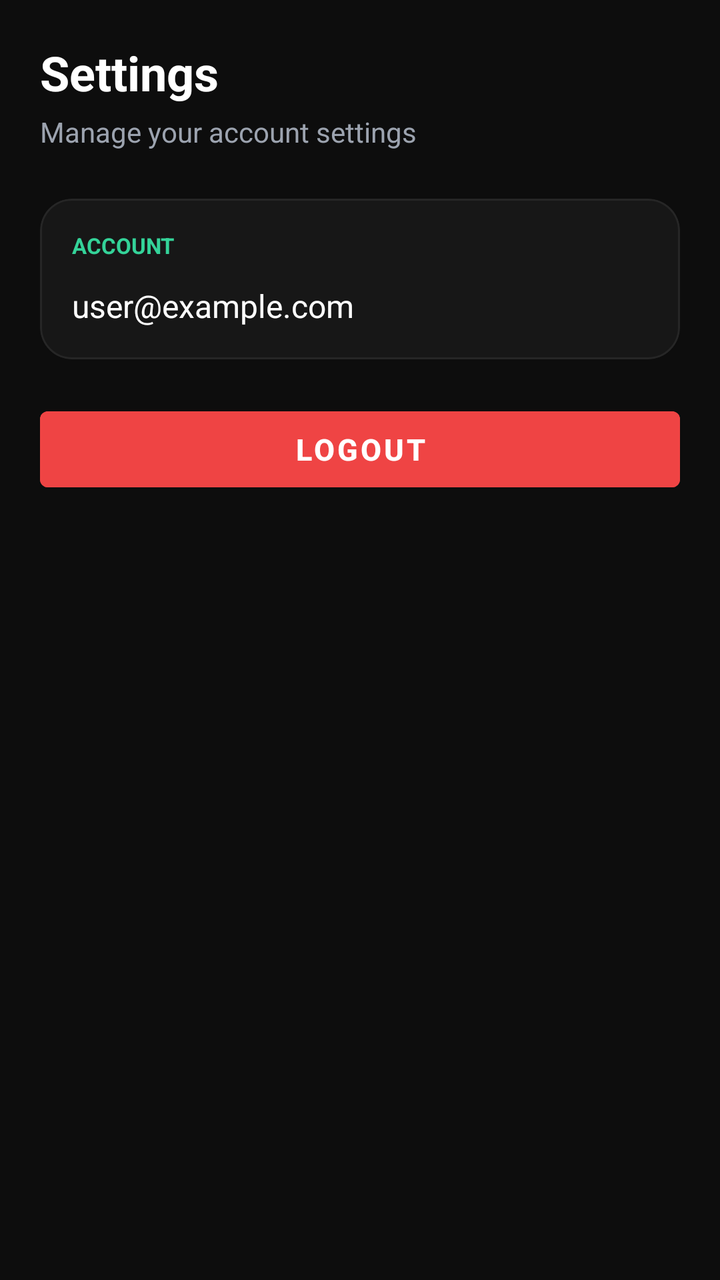
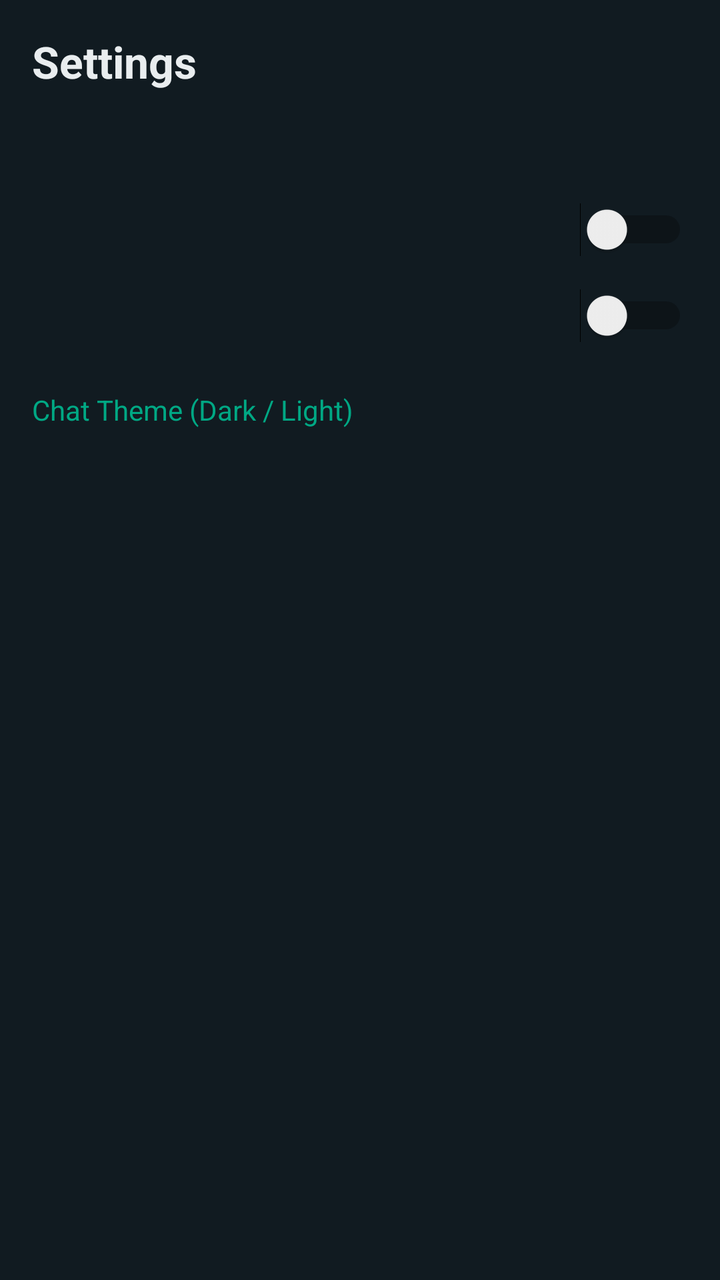

Two renders of the same Android screen: before a commit and after it. Below are the layout's source before the change and the commit's diff.
<!-- AndroidManifest.xml: application theme Theme.RazorpaySoundbox -->
<!-- res/layout/fragment_settings.xml -->
<?xml version="1.0" encoding="utf-8"?>
<ScrollView xmlns:android="http://schemas.android.com/apk/res/android"
    xmlns:app="http://schemas.android.com/apk/res-auto"
    android:layout_width="match_parent"
    android:layout_height="match_parent"
    android:background="#0D0D0D"
    android:fillViewport="true">

    <LinearLayout
        android:layout_width="match_parent"
        android:layout_height="wrap_content"
        android:orientation="vertical"
        android:padding="20dp">

        <TextView
            android:layout_width="wrap_content"
            android:layout_height="wrap_content"
            android:text="Settings"
            android:textColor="@android:color/white"
            android:textSize="24sp"
            android:textStyle="bold" />

        <TextView
            android:layout_width="wrap_content"
            android:layout_height="wrap_content"
            android:layout_marginTop="4dp"
            android:layout_marginBottom="24dp"
            android:text="Manage your account settings"
            android:textColor="#9CA3AF"
            android:textSize="14sp" />

        
        <com.google.android.material.card.MaterialCardView
            android:layout_width="match_parent"
            android:layout_height="wrap_content"
            android:layout_marginBottom="20dp"
            app:cardBackgroundColor="#171717"
            app:cardCornerRadius="16dp"
            app:cardElevation="0dp"
            app:strokeColor="#262626"
            app:strokeWidth="1dp">

            <LinearLayout
                android:layout_width="match_parent"
                android:layout_height="wrap_content"
                android:orientation="vertical"
                android:padding="16dp">

                <TextView
                    android:layout_width="wrap_content"
                    android:layout_height="wrap_content"
                    android:text="ACCOUNT"
                    android:textColor="#34D399"
                    android:textSize="11sp"
                    android:textStyle="bold" />

                <TextView
                    android:id="@+id/tvUserEmail"
                    android:layout_width="match_parent"
                    android:layout_height="wrap_content"
                    android:layout_marginTop="12dp"
                    android:text="user@example.com"
                    android:textColor="@android:color/white"
                    android:textSize="16sp" />

            </LinearLayout>
        </com.google.android.material.card.MaterialCardView>

        
        <Button
            android:id="@+id/btnLogout"
            android:layout_width="match_parent"
            android:layout_height="50dp"
            android:backgroundTint="#EF4444"
            android:text="Logout"
            android:textColor="@android:color/white"
            android:textSize="15sp"
            android:textStyle="bold" />

    </LinearLayout>
</ScrollView>
<!-- resources referenced by this layout -->
<resources>
  <style name="Theme.RazorpaySoundbox" parent="Theme.MaterialComponents.DayNight.DarkActionBar">
          <item name="colorPrimary">@color/primary_accent</item>
          <item name="colorSecondary">@color/accent_blue</item>
          <item name="android:windowBackground">@color/bg_dark</item>
      </style>
  <color name="primary_accent">#059669</color>
  <color name="accent_blue">#2563EB</color>
  <color name="bg_dark">#F8FAFC</color>
</resources>

<!-- the commit's change to res/layout/fragment_settings.xml (unified diff, before → after) -->
@@ -1,81 +1,68 @@
-<?xml version="1.0" encoding="utf-8"?>
 <ScrollView xmlns:android="http://schemas.android.com/apk/res/android"
-    xmlns:app="http://schemas.android.com/apk/res-auto"
     android:layout_width="match_parent"
     android:layout_height="match_parent"
-    android:background="#0D0D0D"
-    android:fillViewport="true">
+    android:background="#111B21"
+    android:padding="16dp">
 
     <LinearLayout
         android:layout_width="match_parent"
         android:layout_height="wrap_content"
-        android:orientation="vertical"
-        android:padding="20dp">
+        android:orientation="vertical">
 
         <TextView
             android:layout_width="wrap_content"
             android:layout_height="wrap_content"
             android:text="Settings"
-            android:textColor="@android:color/white"
-            android:textSize="24sp"
+            android:textColor="#E9EDEF"
+            android:textSize="22sp"
             android:textStyle="bold" />
 
+        
+        <LinearLayout
+            android:layout_width="match_parent"
+            android:layout_height="wrap_content"
+            android:layout_marginTop="24dp"
+            android:orientation="vertical">
+            <TextView android:text="Profile Photo" android:textColor="#00A884" android:textSize="14sp"/>
+            <TextView android:text="Everyone can see your profile photo" android:textColor="#8696A0" android:textSize="12sp"/>
+        </LinearLayout>
+
+        
+        <LinearLayout
+            android:layout_width="match_parent"
+            android:layout_height="wrap_content"
+            android:layout_marginTop="16dp"
+            android:orientation="vertical">
+            <TextView android:text="Last Seen &amp; Online" android:textColor="#00A884" android:textSize="14sp"/>
+            <TextView android:text="Who can see my last seen: Everyone / Nobody" android:textColor="#8696A0" android:textSize="12sp"/>
+        </LinearLayout>
+
+        
+        <Switch
+            android:id="@+id/switchReadReceipts"
+            android:layout_width="match_parent"
+            android:layout_height="wrap_content"
+            android:layout_marginTop="16dp"
+            text="Read Receipts (Blue Ticks)"
+            android:textColor="#E9EDEF" />
+
+        
+        <Switch
+            android:id="@+id/switchTyping"
+            android:layout_width="match_parent"
+            android:layout_height="wrap_content"
+            android:layout_marginTop="16dp"
+            text="Show Typing Indicator"
+            android:textColor="#E9EDEF" />
+
+        
         <TextView
             android:layout_width="wrap_content"
             android:layout_height="wrap_content"
-            android:layout_marginTop="4dp"
-            android:layout_marginBottom="24dp"
-            android:text="Manage your account settings"
-            android:textColor="#9CA3AF"
+            android:layout_marginTop="24dp"
+            android:text="Chat Theme (Dark / Light)"
+            android:textColor="#00A884"
             android:textSize="14sp" />
-
-        
-        <com.google.android.material.card.MaterialCardView
-            android:layout_width="match_parent"
-            android:layout_height="wrap_content"
-            android:layout_marginBottom="20dp"
-            app:cardBackgroundColor="#171717"
-            app:cardCornerRadius="16dp"
-            app:cardElevation="0dp"
-            app:strokeColor="#262626"
-            app:strokeWidth="1dp">
-
-            <LinearLayout
-                android:layout_width="match_parent"
-                android:layout_height="wrap_content"
-                android:orientation="vertical"
-                android:padding="16dp">
-
-                <TextView
-                    android:layout_width="wrap_content"
-                    android:layout_height="wrap_content"
-                    android:text="ACCOUNT"
-                    android:textColor="#34D399"
-                    android:textSize="11sp"
-                    android:textStyle="bold" />
-
-                <TextView
-                    android:id="@+id/tvUserEmail"
-                    android:layout_width="match_parent"
-                    android:layout_height="wrap_content"
-                    android:layout_marginTop="12dp"
-                    android:text="user@example.com"
-                    android:textColor="@android:color/white"
-                    android:textSize="16sp" />
-
-            </LinearLayout>
-        </com.google.android.material.card.MaterialCardView>
-
-        
-        <Button
-            android:id="@+id/btnLogout"
-            android:layout_width="match_parent"
-            android:layout_height="50dp"
-            android:backgroundTint="#EF4444"
-            android:text="Logout"
-            android:textColor="@android:color/white"
-            android:textSize="15sp"
-            android:textStyle="bold" />
 
     </LinearLayout>
 </ScrollView>
